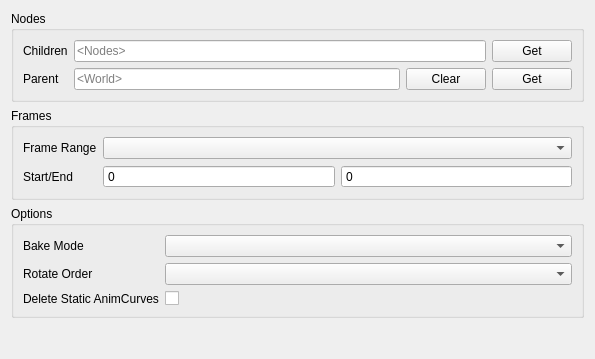
Qt form python/mmSolver/tools/reparent2/ui/reparent2_layout.ui (david-cattermole/mayaMatchMoveSolver) before a commit.
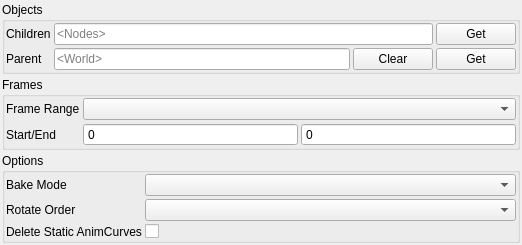
The same form after that commit.

Commit message: Decrease the spacing between UI widgets.

```diff
--- a/python/mmSolver/tools/reparent2/ui/reparent2_layout.ui
+++ b/python/mmSolver/tools/reparent2/ui/reparent2_layout.ui
@@ -6,20 +6,53 @@
    <rect>
     <x>0</x>
     <y>0</y>
-    <width>595</width>
-    <height>359</height>
+    <width>522</width>
+    <height>229</height>
    </rect>
   </property>
   <property name="windowTitle">
    <string>Form</string>
   </property>
   <layout class="QVBoxLayout" name="verticalLayout">
+   <property name="spacing">
+    <number>3</number>
+   </property>
+   <property name="leftMargin">
+    <number>2</number>
+   </property>
+   <property name="topMargin">
+    <number>2</number>
+   </property>
+   <property name="rightMargin">
+    <number>2</number>
+   </property>
+   <property name="bottomMargin">
+    <number>2</number>
+   </property>
    <item>
     <widget class="QGroupBox" name="nodes_groupBox">
      <property name="title">
-      <string>Nodes</string>
+      <string>Objects</string>
      </property>
      <layout class="QFormLayout" name="nodes_layout">
+      <property name="horizontalSpacing">
+       <number>3</number>
+      </property>
+      <property name="verticalSpacing">
+       <number>3</number>
+      </property>
+      <property name="leftMargin">
+       <number>1</number>
+      </property>
+      <property name="topMargin">
+       <number>1</number>
+      </property>
+      <property name="rightMargin">
+       <number>1</number>
+      </property>
+      <property name="bottomMargin">
+       <number>1</number>
+      </property>
       <item row="0" column="0">
        <widget class="QLabel" name="childrenLabel">
         <property name="text">
@@ -86,6 +119,24 @@
       <string>Frames</string>
      </property>
      <layout class="QFormLayout" name="frameRangeOptions_layout">
+      <property name="horizontalSpacing">
+       <number>3</number>
+      </property>
+      <property name="verticalSpacing">
+       <number>3</number>
+      </property>
+      <property name="leftMargin">
+       <number>1</number>
+      </property>
+      <property name="topMargin">
+       <number>1</number>
+      </property>
+      <property name="rightMargin">
+       <number>1</number>
+      </property>
+      <property name="bottomMargin">
+       <number>1</number>
+      </property>
       <item row="0" column="0">
        <widget class="QLabel" name="frameRangeModeLabel">
         <property name="text">
@@ -139,6 +190,24 @@
       <string>Options</string>
      </property>
      <layout class="QFormLayout" name="formLayout">
+      <property name="horizontalSpacing">
+       <number>3</number>
+      </property>
+      <property name="verticalSpacing">
+       <number>3</number>
+      </property>
+      <property name="leftMargin">
+       <number>1</number>
+      </property>
+      <property name="topMargin">
+       <number>1</number>
+      </property>
+      <property name="rightMargin">
+       <number>1</number>
+      </property>
+      <property name="bottomMargin">
+       <number>1</number>
+      </property>
       <item row="0" column="0">
        <widget class="QLabel" name="bakeModeLabel">
         <property name="text">
```
The commit also changes 9 other files.
